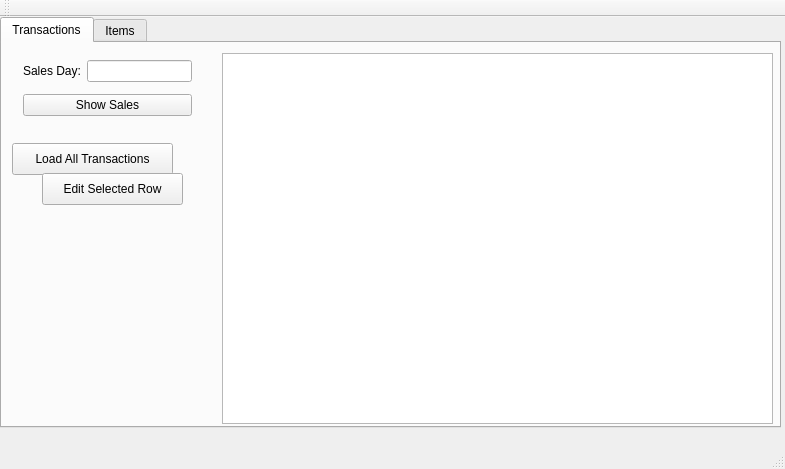
Old version of the form mainwindow.ui in the repository miabrielle/GroceryPOS.
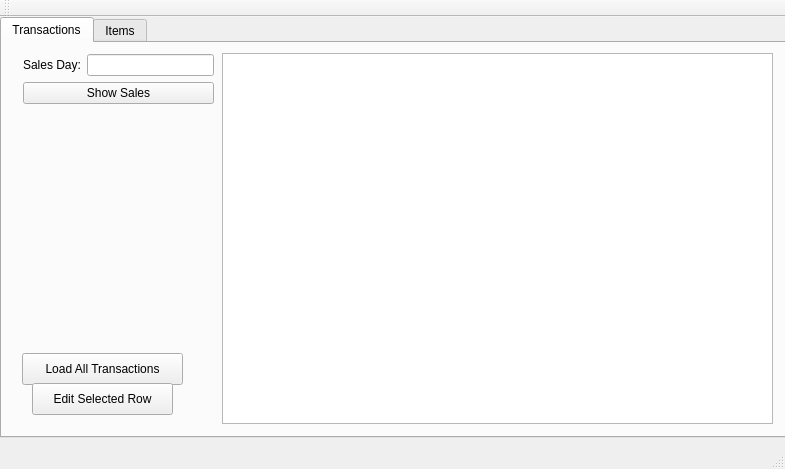
New version of the form.

Commit message: Added sales date

Diff of the .ui file:
```diff
--- a/mainwindow.ui
+++ b/mainwindow.ui
@@ -19,8 +19,8 @@
      <rect>
       <x>0</x>
       <y>0</y>
-      <width>781</width>
-      <height>411</height>
+      <width>791</width>
+      <height>421</height>
      </rect>
     </property>
     <property name="currentIndex">
@@ -30,44 +30,11 @@
      <attribute name="title">
       <string>Transactions</string>
      </attribute>
-     <widget class="QWidget" name="layoutWidget">
-      <property name="geometry">
-       <rect>
-        <x>10</x>
-        <y>0</y>
-        <width>191</width>
-        <height>91</height>
-       </rect>
-      </property>
-      <layout class="QVBoxLayout" name="verticalLayout">
-       <item>
-        <layout class="QHBoxLayout" name="horizontalLayout">
-         <item>
-          <widget class="QLabel" name="salesDateLabel">
-           <property name="text">
-            <string>Sales Day:</string>
-           </property>
-          </widget>
-         </item>
-         <item>
-          <widget class="QLineEdit" name="salesDayInput"/>
-         </item>
-        </layout>
-       </item>
-       <item>
-        <widget class="QPushButton" name="showSalesButton">
-         <property name="text">
-          <string>Show Sales</string>
-         </property>
-        </widget>
-       </item>
-      </layout>
-     </widget>
      <widget class="QPushButton" name="loadAllTransactionsButton">
       <property name="geometry">
        <rect>
-        <x>10</x>
-        <y>100</y>
+        <x>20</x>
+        <y>310</y>
         <width>161</width>
         <height>32</height>
        </rect>
@@ -89,8 +56,8 @@
      <widget class="QPushButton" name="editTransactionRowButton">
       <property name="geometry">
        <rect>
-        <x>40</x>
-        <y>130</y>
+        <x>30</x>
+        <y>340</y>
         <width>141</width>
         <height>32</height>
        </rect>
@@ -99,6 +66,50 @@
        <string>Edit Selected Row</string>
       </property>
      </widget>
+     <widget class="QWidget" name="">
+      <property name="geometry">
+       <rect>
+        <x>10</x>
+        <y>0</y>
+        <width>213</width>
+        <height>121</height>
+       </rect>
+      </property>
+      <layout class="QVBoxLayout" name="verticalLayout_4">
+       <item>
+        <layout class="QVBoxLayout" name="verticalLayout">
+         <item>
+          <layout class="QHBoxLayout" name="horizontalLayout">
+           <item>
+            <widget class="QLabel" name="salesDateLabel">
+             <property name="text">
+              <string>Sales Day:</string>
+             </property>
+            </widget>
+           </item>
+           <item>
+            <widget class="QLineEdit" name="salesDayInput"/>
+           </item>
+          </layout>
+         </item>
+         <item>
+          <widget class="QPushButton" name="showSalesButton">
+           <property name="text">
+            <string>Show Sales</string>
+           </property>
+          </widget>
+         </item>
+        </layout>
+       </item>
+       <item>
+        <widget class="QLabel" name="invalidSalesDateLabel">
+         <property name="text">
+          <string/>
+         </property>
+        </widget>
+       </item>
+      </layout>
+     </widget>
     </widget>
     <widget class="QWidget" name="tab_2">
      <attribute name="title">
```
The commit also changes 8 other files.
